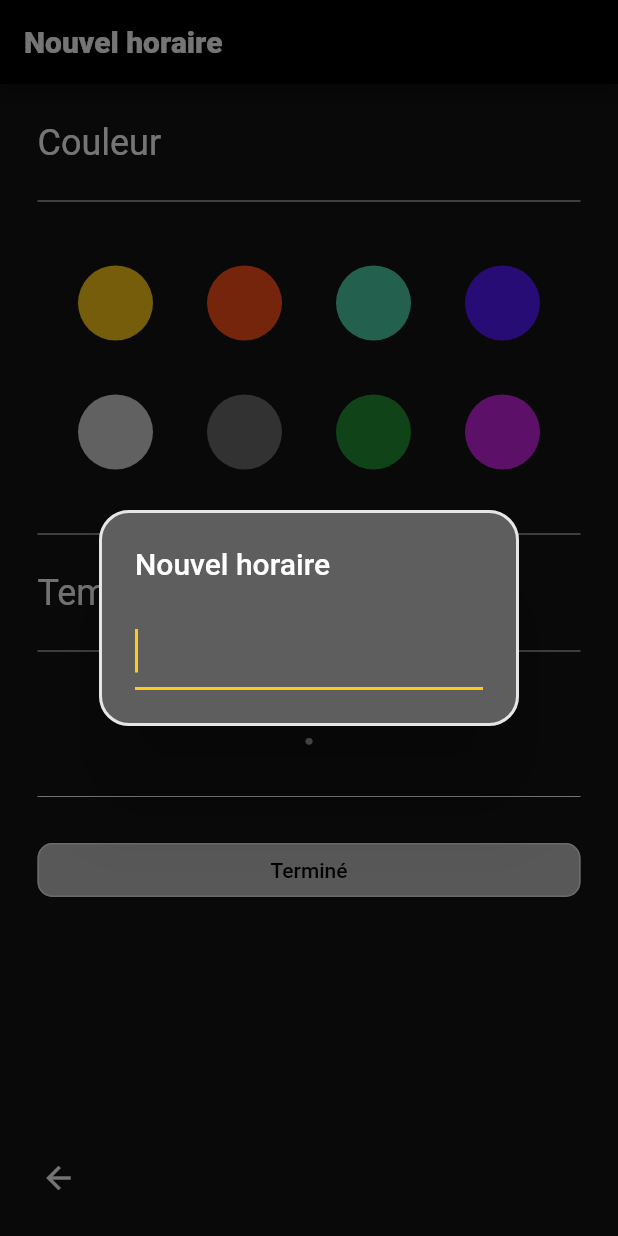
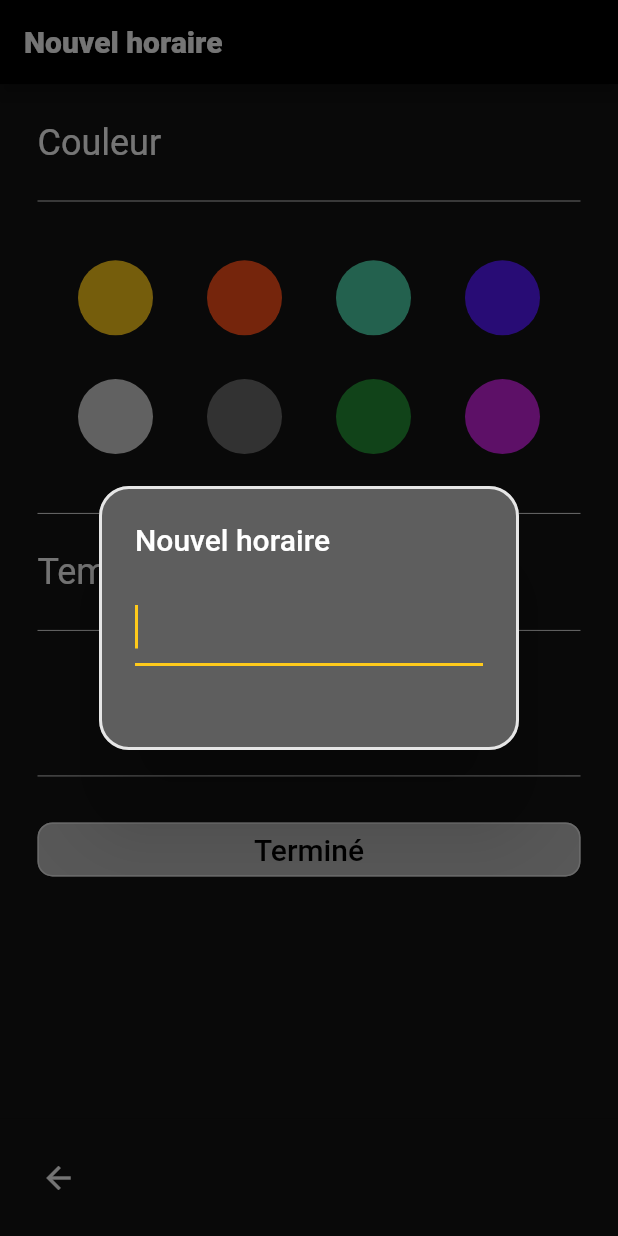
Before and after one commit to poclerson/bonuit, a Flutter app: the Schedules screen opened by its route, after a tap on the "add" icon, on a phone screen of 412 x 824 dp. Run offline on Flutter 3.47's test engine with Material 2 defaults, Android fonts, the phone set to English and light mode, and no system bars; our stand-ins replace get, google_fonts; missing offline and left inert: progressive_time_picker.

Commit message:
Bug du mois précédent

```diff
--- a/lib/app_theme.dart
+++ b/lib/app_theme.dart
@@ -21,7 +21,6 @@
 
       /// THEME ///
       colorScheme: DarkColorScheme,
-      brightness: Brightness.dark,
       scaffoldBackgroundColor: DarkColorScheme.background,
       dividerColor: DarkColorScheme.secondary,
 
@@ -67,20 +66,26 @@
 
       /// TEXTES ///
       textTheme: TextTheme(
-          // Title medium
-          titleMedium: GoogleFonts.karla(
-              fontWeight: FontWeight.w900,
-              color: DarkColorScheme.background,
-              fontSize: 25),
-          // Body medium
-          bodyMedium: GoogleFonts.familjenGrotesk(
-              fontWeight: FontWeight.w300, color: DarkColorScheme.background),
-          // Display large
+
+          /// DISPLAY
           displayLarge: GoogleFonts.karla(
               letterSpacing: -5,
               fontWeight: FontWeight.w900,
               fontSize: 100,
               color: DarkColorScheme.onBackground),
-          // Display small
-          displaySmall: GoogleFonts.familjenGrotesk(fontWeight: FontWeight.w900, fontSize: 80, color: DarkColorScheme.onBackground)));
+          displaySmall: GoogleFonts.familjenGrotesk(
+              fontWeight: FontWeight.w900,
+              fontSize: 80,
+              color: DarkColorScheme.onBackground),
+
+          /// LABEL
+          labelLarge: GoogleFonts.familjenGrotesk(
+              fontWeight: FontWeight.w500,
+              fontSize: 20,
+              color: DarkColorScheme.background),
+
+          /// TITLE
+          titleMedium: GoogleFonts.karla(fontWeight: FontWeight.w900, color: DarkColorScheme.background, fontSize: 25),
+          // BODY
+          bodyMedium: GoogleFonts.familjenGrotesk(fontWeight: FontWeight.w300, color: DarkColorScheme.background)));
 }
--- a/lib/models/schedule.dart
+++ b/lib/models/schedule.dart
@@ -4,14 +4,24 @@
 import 'package:flutter/services.dart';
 import 'local_files.dart';
 import 'package:progressive_time_picker/progressive_time_picker.dart';
+import 'time.dart';
+
+enum Operation { addition, edition }
 
 class Schedule {
   static var localFile = LocalFiles('schedule');
   late String name;
   late Color color;
   String? songURL;
-  String? sleepTime;
-  String? wakeTime;
+  Time? sleepTime;
+  Time? wakeTime;
+
+  static final Schedule base = Schedule(
+      name: 'Nouvel horaire',
+      color: Colors.white,
+      songURL: 'allo.com',
+      sleepTime: Time.zero,
+      wakeTime: Time(8, 0));
 
   Schedule(
       {required this.name,
@@ -21,14 +31,20 @@
       required this.wakeTime});
 
   Schedule.minimum(
-      [this.name = 'Horaire', this.color = const Color(0xFFAFAFAF)]);
+      [this.name = 'Horaire',
+      this.color = const Color(0xFFAFAFAF),
+      this.songURL = 'allo.com']);
 
   Schedule.fromJson(Map<String, dynamic> json) {
     name = json['name'];
     color = Color(int.parse(json['color']));
     songURL = json['songURL'];
-    sleepTime = json['sleepTime'];
-    wakeTime = json['wakeTime'];
+    sleepTime = json['sleepTime'] != null
+        ? Time.fromString(json['sleepTime'])
+        : Time.zero;
+    wakeTime = json['wakeTime'] != null
+        ? Time.fromString(json['wakeTime'])
+        : Time.zero;
   }
 
   Schedule.pickedTime(
@@ -37,8 +53,10 @@
       required this.songURL,
       required PickedTime sleepTime,
       required PickedTime wakeTime}) {
-    this.sleepTime = '${sleepTime.h}:${sleepTime.m == 0 ? '00' : sleepTime.m}';
-    this.wakeTime = '${wakeTime.h}:${wakeTime.m == 0 ? '00' : wakeTime.m}';
+    this.sleepTime = Time.fromString(
+        '${sleepTime.h}:${sleepTime.m == 0 ? '00' : sleepTime.m}');
+    this.wakeTime =
+        Time.fromString('${wakeTime.h}:${wakeTime.m == 0 ? '00' : wakeTime.m}');
   }
 
   static Future<List<Schedule>> getAll() async {
@@ -52,24 +70,67 @@
     data['name'] = name;
     data['color'] = color.toString().substring(6, 16);
     data['songURL'] = songURL;
-    data['sleepTime'] = sleepTime;
-    data['wakeTime'] = wakeTime;
+    data['sleepTime'] = sleepTime.toString();
+    data['wakeTime'] = wakeTime.toString();
     return data;
   }
 
-  Future<void> add() async {
+  String timeInterval() {
+    PickedTime intervalTime = formatIntervalTime(
+        init: sleepTime!.toPickedTime(), end: wakeTime!.toPickedTime());
+    return '${intervalTime.h}:${intervalTime.m == 0 ? '00' : intervalTime.m}';
+  }
+
+  bool isBase() {
+    return (name == Schedule.base.name &&
+        color == Schedule.base.color &&
+        songURL == Schedule.base.songURL &&
+        sleepTime == Schedule.base.sleepTime &&
+        wakeTime == Schedule.base.wakeTime);
+  }
+
+  Future<bool> nameExists(String newName) async {
+    final schedules = await getAll();
+    return schedules.any((schedule) => name == schedule.name);
+  }
+
+  bool compareTo(Schedule other) {
+    return (name == other.name &&
+        color == other.color &&
+        songURL == other.songURL &&
+        sleepTime == other.sleepTime &&
+        wakeTime == other.wakeTime);
+  }
+
+  static Schedule getBaseCopy() {
+    return Schedule(
+        name: Schedule.base.name,
+        color: Schedule.base.color,
+        songURL: Schedule.base.songURL,
+        sleepTime: Schedule.base.sleepTime,
+        wakeTime: Schedule.base.wakeTime);
+  }
+
+  void add() async {
     final schedules = await getAll();
     schedules.add(this);
     _write(schedules);
   }
 
-  Future<void> delete() async {
+  void delete() async {
     final schedules = await getAll();
     schedules.removeWhere((schedule) => schedule.name == name);
-    await _write(schedules);
+    _write(schedules);
   }
 
-  Future<void> _write(List<Schedule> schedules) async {
+  void edit(Schedule newSchedule) async {
+    final schedules = await getAll();
+    schedules[schedules.indexWhere((schedule) => schedule.name == name)] =
+        newSchedule;
+    _write(schedules);
+  }
+
+  void _write(List<Schedule> schedules) async {
     localFile.write(
         jsonEncode(schedules.map((schedule) => schedule.toJson()).toList()));
   }
--- /dev/null
+++ b/lib/models/time.dart
@@ -0,0 +1,47 @@
+import 'dart:core';
+import 'package:progressive_time_picker/progressive_time_picker.dart';
+
+class Time {
+  late int hours;
+  late int minutes;
+  static final Time zero = Time(0, 0);
+
+  Time(this.hours, this.minutes);
+
+  Time.fromString(String time) {
+    bool ifLongTime = time.length == 5;
+    hours = int.parse(ifLongTime ? time.substring(0, 2) : time.substring(0, 1));
+    minutes =
+        int.parse(ifLongTime ? time.substring(3, 5) : time.substring(2, 4));
+  }
+
+  Time.fromPickedTime(PickedTime pickedTime) {
+    hours = pickedTime.h;
+    minutes = pickedTime.m;
+  }
+
+  @override
+
+  /// Transforme le texte en [String]
+  /// en ajoutant [h] ou [:] entre les [hours] et les [minutes]
+  String toString([bool useColumn = true]) {
+    return (hours == 0 ? '00' : hours.toString()) +
+        (useColumn ? ':' : 'h') +
+        (minutes == 0 ? '00' : minutes.toString());
+  }
+
+  PickedTime toPickedTime() {
+    return PickedTime(h: hours, m: minutes);
+  }
+
+  Time difference(Time endTime) {
+    DateTime now = DateTime.now();
+    DateTime startDateTime =
+        DateTime(now.year, now.month, now.day, hours, minutes);
+    DateTime endDateTime =
+        DateTime(now.year, now.month, now.day, endTime.hours, endTime.minutes);
+
+    Duration difference = startDateTime.difference(endDateTime);
+    return Time(difference.inHours, difference.inMinutes);
+  }
+}
--- a/lib/models/weekday.dart
+++ b/lib/models/weekday.dart
@@ -12,7 +12,6 @@
   Weekday(this.day, this.schedule);
 
   Weekday.fromJson(Map<String, dynamic> json) {
-    debugPrint(json['schedule'].toString());
     day = json['day'];
     schedule = json['schedule'].toString() != '{}'
         ? Schedule.fromJson(json['schedule'])
--- a/lib/pages/new_schedule/new_schedule.dart
+++ b/lib/pages/new_schedule/new_schedule.dart
@@ -6,39 +6,48 @@
 import '../../models/schedule.dart';
 import 'dart:core';
 import 'package:get/get.dart';
+import '../../models/time.dart';
 
 class NewSchedule extends StatefulWidget {
-  String _appBarText;
-  Future<List<Schedule>> _schedules;
-  Function _updateSchedules;
-  NewSchedule(this._appBarText, this._schedules, this._updateSchedules);
+  Schedule schedule;
+  Function updateSchedules;
+  Operation operation;
+  late Schedule oldSchedule = schedule;
+  NewSchedule(
+      {required this.updateSchedules,
+      required this.schedule,
+      required this.operation});
+
   @override
   _NewScheduleState createState() => _NewScheduleState();
 }
 
 class _NewScheduleState extends State<NewSchedule> {
-  Color _appBarTextColor = Colors.white;
-  final PickedTime _defaultSleepTime = PickedTime(h: 0, m: 0);
-  final PickedTime _defaultWakeTime = PickedTime(h: 8, m: 0);
   late PickedTime _sleepTime;
   late PickedTime _wakeTime;
-  late String _timeInterval =
-      pickedTimeIntervalToString(_defaultSleepTime, _defaultWakeTime);
+
   @override
   Widget build(BuildContext context) {
-    _sleepTime = _defaultSleepTime;
-    _wakeTime = _defaultWakeTime;
+    _sleepTime = widget.schedule.sleepTime!.toPickedTime();
+    _wakeTime = widget.schedule.wakeTime!.toPickedTime();
 
     /// Ajouter le Prompt aux fonctions ouvertes onLoad
-    WidgetsBinding.instance
-        .addPostFrameCallback(widget._appBarText == 'Nouvel horaire'
+    WidgetsBinding.instance.addPostFrameCallback(widget.schedule.isBase()
         ? (_) => showDialog(
             context: context,
-                builder: (context) => TextPrompt((value) {
+            builder: (context) => TextPrompt(
+                  (value) async {
+                    final schedules = await Schedule.getAll();
+                    bool nameExists =
+                        schedules.any((schedule) => schedule.name == value);
+                    if (!nameExists) {
                       setState(() {
-                        widget._appBarText = value;
+                        widget.schedule.name = value;
                       });
-                    }))
+                    }
+                    return nameExists;
+                  },
+                ))
         : (_) {});
 
     /// Widgets à être instantiés dans le ListView
@@ -49,7 +58,7 @@
       ),
       ColorPicker((Color color) {
         setState(() {
-          _appBarTextColor = color;
+          widget.schedule.color = color;
         });
       }),
       Text(
@@ -57,11 +66,12 @@
         style: Theme.of(context).textTheme.headlineSmall,
       ),
       TimePicker(
-        initTime: _defaultSleepTime,
-        endTime: _defaultWakeTime,
+        initTime: widget.schedule.sleepTime!.toPickedTime(),
+        endTime: widget.schedule.wakeTime!.toPickedTime(),
         onSelectionChange: (sleep, wake, isDisableRange) {
           setState(() {
-            _timeInterval = pickedTimeIntervalToString(sleep, wake);
+            widget.schedule.sleepTime = Time.fromPickedTime(sleep);
+            widget.schedule.wakeTime = Time.fromPickedTime(wake);
           });
         },
         onSelectionEnd: (sleep, wake, isDisableRange) {
@@ -118,22 +128,35 @@
                 textScaleFactor: .4)),
         child: Align(
           child: Text(
-            _timeInterval,
+            widget.schedule.timeInterval(),
             style: Theme.of(context).textTheme.headlineLarge,
           ),
         ),
       ),
       OutlinedButton(
           onPressed: () {
+            if (widget.operation == Operation.addition) {}
+            switch (widget.operation) {
+              case Operation.addition:
                 Schedule.pickedTime(
-                    name: widget._appBarText,
-                    color: _appBarTextColor,
+                        name: widget.schedule.name,
+                        color: widget.schedule.color,
                         songURL:
                             '//open.spotify.com/track/2RlgNHKcydI9sayD2Df2xp?si=7fcab8f35fb44f36',
                         sleepTime: _sleepTime,
                         wakeTime: _wakeTime)
                     .add();
-            widget._updateSchedules();
+                break;
+              case Operation.edition:
+                widget.oldSchedule.edit(Schedule.pickedTime(
+                    name: widget.schedule.name,
+                    color: widget.schedule.color,
+                    songURL:
+                        '//open.spotify.com/track/2RlgNHKcydI9sayD2Df2xp?si=7fcab8f35fb44f36',
+                    sleepTime: _sleepTime,
+                    wakeTime: _wakeTime));
+            }
+            widget.updateSchedules();
             Navigator.of(Get.overlayContext!).pop();
           },
           child: Text('Terminé'))
@@ -142,11 +165,11 @@
         appBar: AppBar(
             automaticallyImplyLeading: false,
             title: Text(
-              widget._appBarText,
+              widget.schedule.name,
               style: Theme.of(context)
                   .appBarTheme
                   .titleTextStyle!
-                  .copyWith(color: _appBarTextColor),
+                  .copyWith(color: widget.schedule.color),
             )),
         bottomNavigationBar: NavBar(),
         body: Padding(
@@ -156,15 +179,10 @@
                 separatorBuilder: (context, index) {
                   var divider = Divider(
                     height: 50,
-                    color: Colors.white,
+                    color: Theme.of(context).colorScheme.onBackground,
                   );
                   return divider;
                 },
                 itemBuilder: (context, index) => _listViewWidgets[index])));
   }
-
-  String pickedTimeIntervalToString(PickedTime start, PickedTime end) {
-    PickedTime intervalTime = formatIntervalTime(init: start, end: end);
-    return '${intervalTime.h}:${intervalTime.m == 0 ? '00' : intervalTime.m}';
 }
-}
--- a/lib/pages/schedules/schedules.dart
+++ b/lib/pages/schedules/schedules.dart
@@ -9,6 +9,7 @@
 import '../new_schedule/new_schedule.dart';
 import 'weekday_block.dart';
 import 'draggable_schedule_box.dart';
+import '../../widgets/choices_prompt.dart';
 
 class Schedules extends StatefulWidget {
   @override
@@ -19,8 +20,6 @@
   DateTime now = DateTime.now();
   late int amountOfDaysInCurrentMonth =
       DateTime(now.year, now.month + 1, 0).day;
-
-  late String _appBarText = 'Nouvel horaire';
 
   late Future<List<Schedule>> _schedules;
   @override
@@ -36,25 +35,26 @@
       appBar: AppBar(
         automaticallyImplyLeading: false,
         title: Text('Semaine du ' +
-            DateTime.now()
+            now
                 .subtract(Duration(days: DateTime.now().weekday - 1))
                 .day
                 .toString() +
             ' ' +
-            Date.months[DateTime(
-                        now.year,
-                        now.weekday + now.day > amountOfDaysInCurrentMonth
-                            ? now.month - 1
-                            : now.month,
-                        0)
-                    .month]
+            Date.months[now.weekday + now.day > amountOfDaysInCurrentMonth
+                    ? now.month - 1
+                    : now.month]
                 .toString()),
         backgroundColor: Colors.black,
       ),
       bottomNavigationBar: NavBar(ElevatedButton(
           onPressed: (() {
             // Aller vers la page NewSchedule()
-            Get.to(NewSchedule(_appBarText, _schedules, updateSchedules));
+            Get.to(NewSchedule(
+              updateSchedules: updateSchedules,
+              schedule: Schedule.getBaseCopy(),
+              operation: Operation.addition,
+            ));
+            setState(() {});
           }),
           child: Icon(Icons.add))),
       body: Column(
@@ -99,12 +99,30 @@
                         SliverPadding(
                           padding: const EdgeInsets.all(0),
                           sliver: SliverGrid.count(
-                            crossAxisCount: 2,
-                            childAspectRatio: 1 / 3,
+                            crossAxisCount: 1,
+                            childAspectRatio: 1 / 1.5,
                             children: [
                               ...snapshot.data!
                                   .map((schedule) => DraggableScheduleBox(
-                                      schedule, updateSchedules))
+                                        schedule: schedule,
+                                        onEdited: () {
+                                          Get.to(NewSchedule(
+                                            schedule: schedule,
+                                            updateSchedules: updateSchedules,
+                                            operation: Operation.edition,
+                                          ));
+                                        },
+                                        onDeleted: () {
+                                          showDialog(
+                                              context: context,
+                                              builder: ((context) =>
+                                                  ChoicesPrompt(schedule,
+                                                      updateSchedules)));
+                                          setState(() {
+                                            _schedules = Schedule.getAll();
+                                          });
+                                        },
+                                      ))
                                   .toList()
                             ],
                           ),
--- a/lib/widgets/text_prompt.dart
+++ b/lib/widgets/text_prompt.dart
@@ -1,9 +1,15 @@
 import 'package:flutter/material.dart';
 import 'package:get/get.dart';
 
-class TextPrompt extends StatelessWidget {
-  final Function(String value) _onTextFieldSubmitted;
+class TextPrompt extends StatefulWidget {
+  final Future<bool> Function(String value) _onTextFieldSubmitted;
   TextPrompt(this._onTextFieldSubmitted);
+  @override
+  _TextPromptState createState() => _TextPromptState();
+}
+
+class _TextPromptState extends State<TextPrompt> {
+  late String error = '';
   @override
   Widget build(BuildContext context) {
     return AlertDialog(
@@ -12,12 +18,20 @@
       content: TextField(
         decoration: InputDecoration(),
         autofocus: true,
-        onSubmitted: ((value) {
-          debugPrint('prompt');
-          _onTextFieldSubmitted(value);
-          Navigator.of(Get.overlayContext!).pop();
+        onSubmitted: ((value) async {
+          if (!await widget._onTextFieldSubmitted(value)) {
+            Navigator.of(Get.overlayContext!).pop();
+            setState(() {
+              error = '';
+            });
+          } else {
+            setState(() {
+              error = 'Nom déjà utilisé';
+            });
+          }
         }),
       ),
+      actions: [Text(error)],
     );
   }
 }
```
Also changed, not shown: lib/models/hour.dart (deleted, +0 -10 lines), lib/pages/schedules/draggable_schedule_box.dart (+42 -33 lines), lib/widgets/round_icon_button.dart (added, +30 -0 lines). Lines whose indentation alone changed are shown as unchanged.
